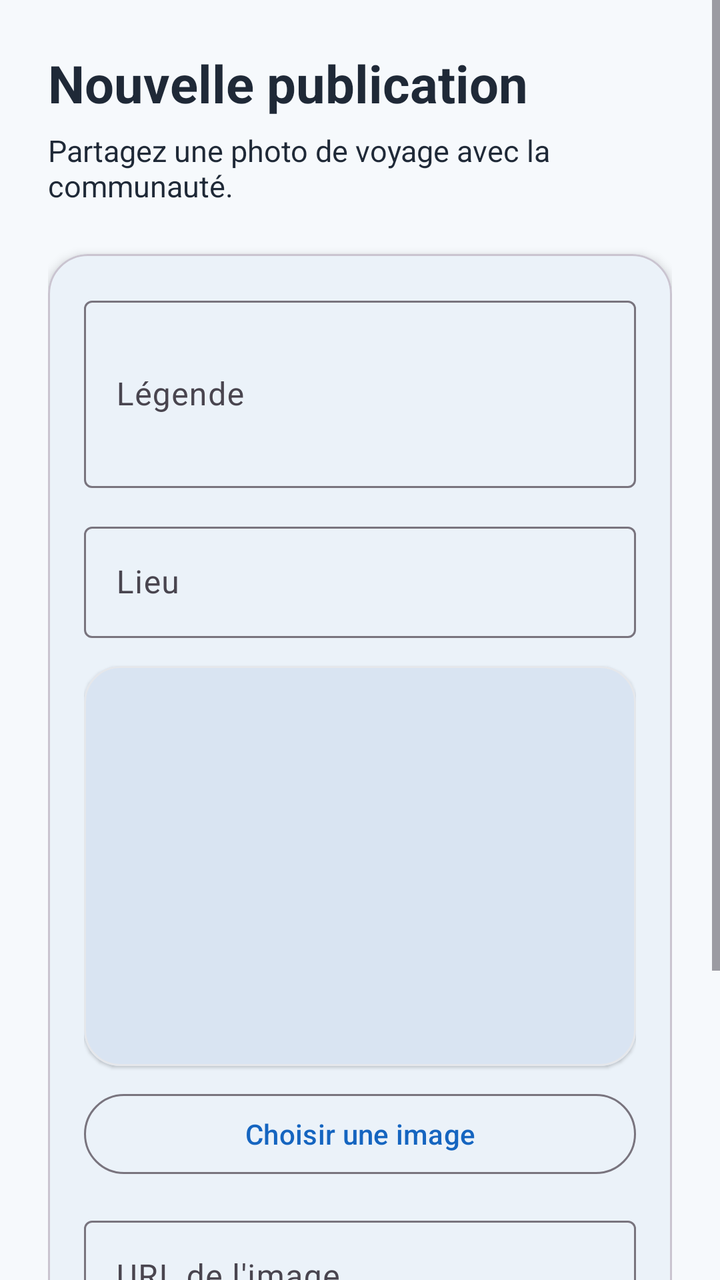
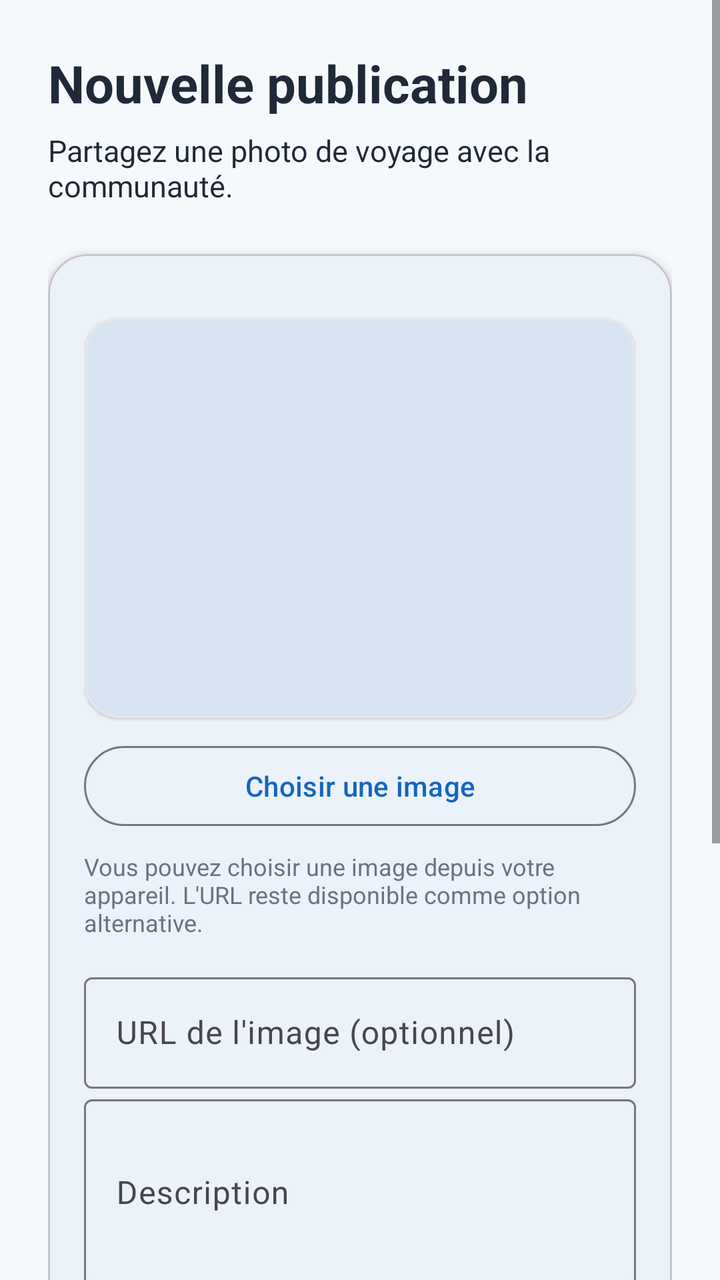

Two renders of the same Android screen: before a commit and after it. Below are the layout's source before the change and the commit's diff.
<!-- AndroidManifest.xml: application theme Theme.Traveling -->
<!-- res/layout/fragment_new_post.xml -->
<?xml version="1.0" encoding="utf-8"?>
<ScrollView xmlns:android="http://schemas.android.com/apk/res/android"
    xmlns:app="http://schemas.android.com/apk/res-auto"
    android:layout_width="match_parent"
    android:layout_height="match_parent"
    android:background="@color/travel_background"
    android:fillViewport="true">

    <LinearLayout
        android:layout_width="match_parent"
        android:layout_height="wrap_content"
        android:orientation="vertical"
        android:padding="24dp">

        <TextView
            android:layout_width="match_parent"
            android:layout_height="wrap_content"
            android:text="Nouvelle publication"
            android:textColor="@color/travel_on_surface"
            android:textSize="26sp"
            android:textStyle="bold" />

        <TextView
            android:layout_width="match_parent"
            android:layout_height="wrap_content"
            android:layout_marginTop="6dp"
            android:text="Partagez une photo de voyage avec la communauté."
            android:textColor="@color/travel_on_surface"
            android:textSize="15sp" />

        <com.google.android.material.card.MaterialCardView
            android:layout_width="match_parent"
            android:layout_height="wrap_content"
            android:layout_marginTop="24dp"
            app:cardBackgroundColor="@color/travel_surface"
            app:cardCornerRadius="20dp"
            app:cardElevation="3dp">

            <LinearLayout
                android:layout_width="match_parent"
                android:layout_height="wrap_content"
                android:orientation="vertical"
                android:padding="18dp">

                <com.google.android.material.textfield.TextInputLayout
                    android:layout_width="match_parent"
                    android:layout_height="wrap_content"
                    android:hint="Légende">

                    <com.google.android.material.textfield.TextInputEditText
                        android:id="@+id/editCaption"
                        android:layout_width="match_parent"
                        android:layout_height="wrap_content"
                        android:inputType="textMultiLine"
                        android:minLines="3" />
                </com.google.android.material.textfield.TextInputLayout>

                <com.google.android.material.textfield.TextInputLayout
                    android:layout_width="match_parent"
                    android:layout_height="wrap_content"
                    android:layout_marginTop="14dp"
                    android:hint="Lieu">

                    <com.google.android.material.textfield.TextInputEditText
                        android:id="@+id/editLocation"
                        android:layout_width="match_parent"
                        android:layout_height="wrap_content"
                        android:inputType="textCapWords" />
                </com.google.android.material.textfield.TextInputLayout>

                <com.google.android.material.card.MaterialCardView
                    android:layout_width="match_parent"
                    android:layout_height="200dp"
                    android:layout_marginTop="14dp"
                    app:cardCornerRadius="18dp"
                    app:cardElevation="1dp"
                    app:strokeColor="#E5E7EB"
                    app:strokeWidth="1dp">

                    <ImageView
                        android:id="@+id/imagePreview"
                        android:layout_width="match_parent"
                        android:layout_height="match_parent"
                        android:background="@drawable/bg_post_placeholder"
                        android:contentDescription="Image sélectionnée"
                        android:scaleType="centerCrop" />
                </com.google.android.material.card.MaterialCardView>

                <com.google.android.material.button.MaterialButton
                    android:id="@+id/buttonChooseImage"
                    style="?attr/materialButtonOutlinedStyle"
                    android:layout_width="match_parent"
                    android:layout_height="wrap_content"
                    android:layout_marginTop="10dp"
                    android:text="Choisir une image" />

                <com.google.android.material.textfield.TextInputLayout
                    android:layout_width="match_parent"
                    android:layout_height="wrap_content"
                    android:layout_marginTop="14dp"
                    android:hint="URL de l'image">

                    <com.google.android.material.textfield.TextInputEditText
                        android:id="@+id/editImageUrl"
                        android:layout_width="match_parent"
                        android:layout_height="wrap_content"
                        android:inputType="textUri" />
                </com.google.android.material.textfield.TextInputLayout>

                <com.google.android.material.switchmaterial.SwitchMaterial
                    android:id="@+id/switchPublic"
                    android:layout_width="match_parent"
                    android:layout_height="wrap_content"
                    android:layout_marginTop="18dp"
                    android:checked="true"
                    android:text="Publication publique" />

                <com.google.android.material.button.MaterialButton
                    android:id="@+id/buttonPublish"
                    android:layout_width="match_parent"
                    android:layout_height="wrap_content"
                    android:layout_marginTop="22dp"
                    android:text="Publier" />

            </LinearLayout>
        </com.google.android.material.card.MaterialCardView>

    </LinearLayout>
</ScrollView>
<!-- resources referenced by this layout -->
<resources>
  <color name="travel_background">#F6F9FC</color>
  <color name="travel_on_surface">#1F2937</color>
  <color name="travel_surface">#FFFFFF</color>
  <!-- drawable bg_post_placeholder (drawable) -->
  <?xml version="1.0" encoding="utf-8"?>
  <shape xmlns:android="http://schemas.android.com/apk/res/android">
      <corners android:radius="0dp" />
      <solid android:color="#D9E4F2" />
  </shape>
  <style name="Theme.Traveling" parent="Base.Theme.Traveling" />
  <style name="Base.Theme.Traveling" parent="Theme.Material3.DayNight.NoActionBar">
          <item name="colorPrimary">@color/travel_primary</item>
          <item name="colorOnPrimary">@color/travel_on_primary</item>
  
          <item name="colorSecondary">@color/travel_secondary</item>
          <item name="colorOnSecondary">@color/travel_on_secondary</item>
  
          <item name="colorTertiary">@color/travel_tertiary</item>
          <item name="colorOnTertiary">@color/travel_on_tertiary</item>
  
          <item name="android:colorBackground">@color/travel_background</item>
          <item name="colorSurface">@color/travel_surface</item>
          <item name="colorOnSurface">@color/travel_on_surface</item>
      </style>
  <color name="travel_primary">#1565C0</color>
  <color name="travel_on_primary">#FFFFFF</color>
  <color name="travel_secondary">#26A69A</color>
  <color name="travel_on_secondary">#FFFFFF</color>
  <color name="travel_tertiary">#FFB74D</color>
  <color name="travel_on_tertiary">#1F2937</color>
</resources>

<!-- the commit's change to res/layout/fragment_new_post.xml (unified diff, before → after) -->
@@ -42,32 +42,6 @@
                 android:orientation="vertical"
                 android:padding="18dp">
 
-                <com.google.android.material.textfield.TextInputLayout
-                    android:layout_width="match_parent"
-                    android:layout_height="wrap_content"
-                    android:hint="Légende">
-
-                    <com.google.android.material.textfield.TextInputEditText
-                        android:id="@+id/editCaption"
-                        android:layout_width="match_parent"
-                        android:layout_height="wrap_content"
-                        android:inputType="textMultiLine"
-                        android:minLines="3" />
-                </com.google.android.material.textfield.TextInputLayout>
-
-                <com.google.android.material.textfield.TextInputLayout
-                    android:layout_width="match_parent"
-                    android:layout_height="wrap_content"
-                    android:layout_marginTop="14dp"
-                    android:hint="Lieu">
-
-                    <com.google.android.material.textfield.TextInputEditText
-                        android:id="@+id/editLocation"
-                        android:layout_width="match_parent"
-                        android:layout_height="wrap_content"
-                        android:inputType="textCapWords" />
-                </com.google.android.material.textfield.TextInputLayout>
-
                 <com.google.android.material.card.MaterialCardView
                     android:layout_width="match_parent"
                     android:layout_height="200dp"
@@ -94,17 +68,67 @@
                     android:layout_marginTop="10dp"
                     android:text="Choisir une image" />
 
+                <TextView
+                    android:layout_width="match_parent"
+                    android:layout_height="wrap_content"
+                    android:layout_marginTop="8dp"
+                    android:text="Vous pouvez choisir une image depuis votre appareil. L'URL reste disponible comme option alternative."
+                    android:textColor="#6B7280"
+                    android:textSize="12sp" />
+
                 <com.google.android.material.textfield.TextInputLayout
                     android:layout_width="match_parent"
                     android:layout_height="wrap_content"
                     android:layout_marginTop="14dp"
-                    android:hint="URL de l'image">
+                    android:hint="URL de l'image (optionnel)">
 
                     <com.google.android.material.textfield.TextInputEditText
                         android:id="@+id/editImageUrl"
                         android:layout_width="match_parent"
                         android:layout_height="wrap_content"
                         android:inputType="textUri" />
+                </com.google.android.material.textfield.TextInputLayout>
+
+                <com.google.android.material.textfield.TextInputLayout
+                    android:layout_width="match_parent"
+                    android:layout_height="wrap_content"
+                    android:hint="Description">
+
+                    <com.google.android.material.textfield.TextInputEditText
+                        android:id="@+id/editCaption"
+                        android:layout_width="match_parent"
+                        android:layout_height="wrap_content"
+                        android:inputType="textMultiLine"
+                        android:minLines="3" />
+                </com.google.android.material.textfield.TextInputLayout>
+
+                <com.google.android.material.textfield.TextInputLayout
+                    android:layout_width="match_parent"
+                    android:layout_height="wrap_content"
+                    android:layout_marginTop="14dp"
+                    android:hint="Lieu">
+
+                    <com.google.android.material.textfield.TextInputEditText
+                        android:id="@+id/editLocation"
+                        android:layout_width="match_parent"
+                        android:layout_height="wrap_content"
+                        android:inputType="textCapWords" />
+                </com.google.android.material.textfield.TextInputLayout>
+
+                <com.google.android.material.textfield.TextInputLayout
+                    android:id="@+id/layoutPlaceType"
+                    style="@style/Widget.Material3.TextInputLayout.OutlinedBox.ExposedDropdownMenu"
+                    android:layout_width="match_parent"
+                    android:layout_height="wrap_content"
+                    android:layout_marginTop="14dp"
+                    android:hint="Type de lieu">
+
+                    <com.google.android.material.textfield.MaterialAutoCompleteTextView
+                        android:id="@+id/dropdownPlaceType"
+                        android:layout_width="match_parent"
+                        android:layout_height="wrap_content"
+                        android:inputType="none"
+                        android:text="Nature" />
                 </com.google.android.material.textfield.TextInputLayout>
 
                 <com.google.android.material.switchmaterial.SwitchMaterial
